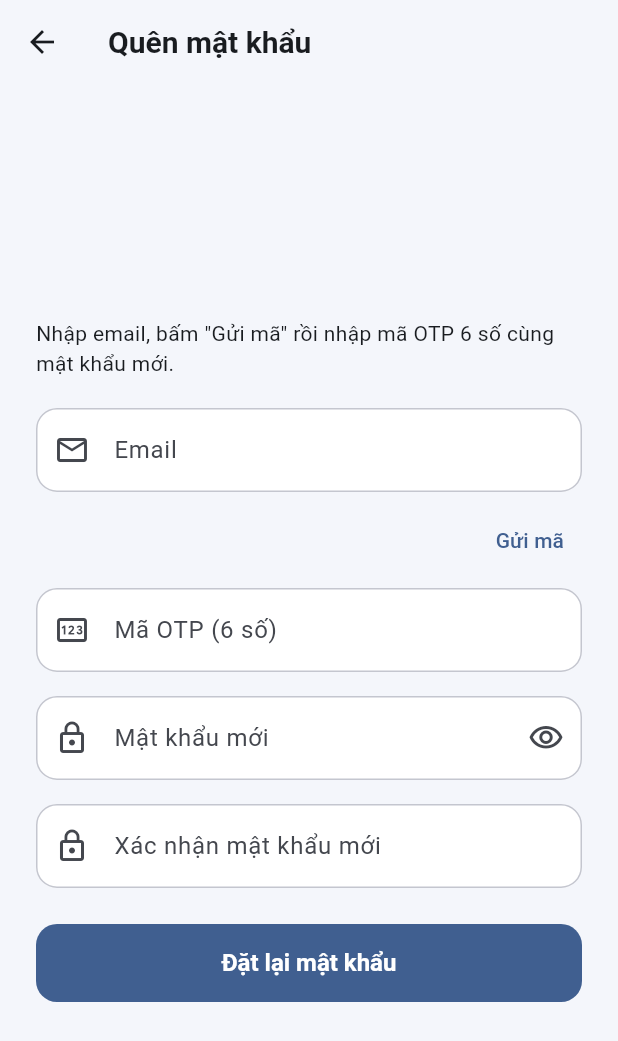
After one commit to Quoctrug1115/ElectronicsStore, a Flutter app: the screen it shows after launch, after a tap on "Quên mật khẩu?", on a phone screen of 412 x 824 dp. The commit adds this screen. Shown: the top 1041 px of the screen. Run offline on Flutter 3.47's test engine with Material 3 defaults, Android fonts, the phone set to English and light mode, and no system bars; our stand-ins replace flutter_riverpod, flutter_secure_storage, google_sign_in, image_picker; missing offline and left inert: flutter_facebook_auth.

Commit message:
feat(frontend): quên mật khẩu và xác thực email bằng OTP

```diff
--- /dev/null
+++ b/frontend/lib/screens/auth/email_otp_screen.dart
@@ -0,0 +1,279 @@
+import 'dart:async';
+
+import 'package:flutter/material.dart';
+
+import '../../services/auth_service.dart';
+import '../../widgets/error_banner.dart';
+import '../../widgets/top_notice.dart';
+
+enum OtpPurpose { resetPassword, verifyEmail }
+
+/// Màn OTP qua email dùng chung cho "Quên mật khẩu" và "Xác thực email".
+/// Pop về `true` khi hoàn tất.
+class EmailOtpScreen extends StatefulWidget {
+  const EmailOtpScreen({
+    super.key,
+    required this.purpose,
+    this.initialEmail,
+    this.otpAlreadySent = false,
+  });
+
+  final OtpPurpose purpose;
+  final String? initialEmail;
+
+  /// true khi server đã gửi OTP trước đó (ví dụ vừa đăng ký) nên chỉ cần nhập mã.
+  final bool otpAlreadySent;
+
+  @override
+  State<EmailOtpScreen> createState() => _EmailOtpScreenState();
+}
+
+class _EmailOtpScreenState extends State<EmailOtpScreen> {
+  static const _cooldownSeconds = 60;
+
+  final _formKey = GlobalKey<FormState>();
+  late final _emailController = TextEditingController(
+    text: widget.initialEmail,
+  );
+  final _otpController = TextEditingController();
+  final _passwordController = TextEditingController();
+  final _confirmController = TextEditingController();
+  final _authService = AuthService();
+
+  bool get _isReset => widget.purpose == OtpPurpose.resetPassword;
+
+  bool _isLoading = false;
+  bool _obscure = true;
+  String? _errorMessage;
+  String? _infoMessage;
+  int _cooldown = 0;
+  Timer? _timer;
+
+  @override
+  void initState() {
+    super.initState();
+    if (widget.otpAlreadySent) _startCooldown();
+  }
+
+  @override
+  void dispose() {
+    _timer?.cancel();
+    _emailController.dispose();
+    _otpController.dispose();
+    _passwordController.dispose();
+    _confirmController.dispose();
+    super.dispose();
+  }
+
+  void _startCooldown() {
+    _timer?.cancel();
+    setState(() => _cooldown = _cooldownSeconds);
+    _timer = Timer.periodic(const Duration(seconds: 1), (t) {
+      if (!mounted) return t.cancel();
+      setState(() => _cooldown--);
+      if (_cooldown <= 0) t.cancel();
+    });
+  }
+
+  String? _validateEmail(String? v) {
+    final value = v?.trim() ?? '';
+    if (value.isEmpty) return 'Vui lòng nhập email';
+    if (!emailRegex.hasMatch(value)) return 'Email không đúng định dạng';
+    return null;
+  }
+
+  Future<void> _guard(Future<void> Function() action) async {
+    FocusScope.of(context).unfocus();
+    setState(() {
+      _isLoading = true;
+      _errorMessage = null;
+      _infoMessage = null;
+    });
+    try {
+      await action();
+    } on ApiException catch (e) {
+      if (mounted) setState(() => _errorMessage = e.message);
+    } finally {
+      if (mounted) setState(() => _isLoading = false);
+    }
+  }
+
+  Future<void> _sendOtp() async {
+    final emailError = _validateEmail(_emailController.text);
+    if (emailError != null) {
+      setState(() => _errorMessage = emailError);
+      return;
+    }
+    await _guard(() async {
+      final email = _emailController.text.trim();
+      final msg = _isReset
+          ? await _authService.forgotPassword(email)
+          : await _authService.sendVerificationOtp(email);
+      if (!mounted) return;
+      setState(() => _infoMessage = msg);
+      _startCooldown();
+    });
+  }
+
+  Future<void> _submit() async {
+    if (!_formKey.currentState!.validate()) return;
+    await _guard(() async {
+      final email = _emailController.text.trim();
+      final otp = _otpController.text.trim();
+      final msg = _isReset
+          ? await _authService.resetPassword(
+              email: email,
+              otp: otp,
+              newPassword: _passwordController.text,
+              confirmNewPassword: _confirmController.text,
+            )
+          : await _authService.verifyEmail(email: email, otp: otp);
+      if (!mounted) return;
+      showTopNotice(context, msg);
+      Navigator.of(context).pop(true);
+    });
+  }
+
+  @override
+  Widget build(BuildContext context) {
+    final title = _isReset ? 'Quên mật khẩu' : 'Xác thực email';
+    return Scaffold(
+      appBar: AppBar(title: Text(title)),
+      body: SafeArea(
+        child: Center(
+          child: SingleChildScrollView(
+            padding: const EdgeInsets.all(24),
+            child: ConstrainedBox(
+              constraints: const BoxConstraints(maxWidth: 420),
+              child: Form(
+                key: _formKey,
+                child: Column(
+                  crossAxisAlignment: CrossAxisAlignment.stretch,
+                  children: [
+                    Text(
+                      _isReset
+                          ? 'Nhập email, bấm "Gửi mã" rồi nhập mã OTP 6 số cùng mật khẩu mới.'
+                          : 'Nhập mã OTP 6 số đã gửi tới email của bạn để kích hoạt tài khoản.',
+                      style: Theme.of(context).textTheme.bodyMedium,
+                    ),
+                    const SizedBox(height: 20),
+                    TextFormField(
+                      controller: _emailController,
+                      keyboardType: TextInputType.emailAddress,
+                      enabled: !_isLoading,
+                      decoration: const InputDecoration(
+                        labelText: 'Email',
+                        prefixIcon: Icon(Icons.email_outlined),
+                        border: OutlineInputBorder(),
+                      ),
+                      validator: _validateEmail,
+                    ),
+                    const SizedBox(height: 8),
+                    Align(
+                      alignment: Alignment.centerRight,
+                      child: TextButton(
+                        onPressed: (_isLoading || _cooldown > 0)
+                            ? null
+                            : _sendOtp,
+                        child: Text(
+                          _cooldown > 0
+                              ? 'Gửi lại mã sau ${_cooldown}s'
+                              : (widget.otpAlreadySent || _infoMessage != null
+                                    ? 'Gửi lại mã'
+                                    : 'Gửi mã'),
+                        ),
+                      ),
+                    ),
+                    const SizedBox(height: 8),
+                    TextFormField(
+                      controller: _otpController,
+                      keyboardType: TextInputType.number,
+                      maxLength: 6,
+                      enabled: !_isLoading,
+                      decoration: const InputDecoration(
+                        labelText: 'Mã OTP (6 số)',
+                        prefixIcon: Icon(Icons.pin_outlined),
+                        border: OutlineInputBorder(),
+                        counterText: '',
+                      ),
+                      validator: (v) =>
+                          RegExp(r'^\d{6}$').hasMatch(v?.trim() ?? '')
+                          ? null
+                          : 'Mã OTP phải gồm đúng 6 chữ số',
+                    ),
+                    if (_isReset) ...[
+                      const SizedBox(height: 16),
+                      TextFormField(
+                        controller: _passwordController,
+                        obscureText: _obscure,
+                        enabled: !_isLoading,
+                        decoration: InputDecoration(
+                          labelText: 'Mật khẩu mới',
+                          prefixIcon: const Icon(Icons.lock_outline),
+                          border: const OutlineInputBorder(),
+                          suffixIcon: IconButton(
+                            icon: Icon(
+                              _obscure
+                                  ? Icons.visibility_outlined
+                                  : Icons.visibility_off_outlined,
+                            ),
+                            onPressed: () =>
+                                setState(() => _obscure = !_obscure),
+                          ),
+                        ),
+                        validator: (v) => (v == null || v.length < 6)
+                            ? 'Mật khẩu mới tối thiểu 6 ký tự'
+                            : null,
+                      ),
+                      const SizedBox(height: 16),
+                      TextFormField(
+                        controller: _confirmController,
+                        obscureText: _obscure,
+                        enabled: !_isLoading,
+                        decoration: const InputDecoration(
+                          labelText: 'Xác nhận mật khẩu mới',
+                          prefixIcon: Icon(Icons.lock_outline),
+                          border: OutlineInputBorder(),
+                        ),
+                        validator: (v) => v != _passwordController.text
+                            ? 'Xác nhận mật khẩu không khớp'
+                            : null,
+                      ),
+                    ],
+                    if (_infoMessage != null) ...[
+                      const SizedBox(height: 16),
+                      Text(
+                        _infoMessage!,
+                        style: TextStyle(color: Colors.green.shade800),
+                      ),
+                    ],
+                    if (_errorMessage != null) ...[
+                      const SizedBox(height: 16),
+                      ErrorBanner(message: _errorMessage!),
+                    ],
+                    const SizedBox(height: 24),
+                    FilledButton(
+                      onPressed: _isLoading ? null : _submit,
+                      style: FilledButton.styleFrom(
+                        minimumSize: const Size.fromHeight(52),
+                      ),
+                      child: _isLoading
+                          ? const SizedBox(
+                              width: 22,
+                              height: 22,
+                              child: CircularProgressIndicator(
+                                strokeWidth: 2.5,
+                              ),
+                            )
+                          : Text(_isReset ? 'Đặt lại mật khẩu' : 'Xác thực'),
+                    ),
+                  ],
+                ),
+              ),
+            ),
+          ),
+        ),
+      ),
+    );
+  }
+}
--- a/frontend/lib/screens/auth/login_screen.dart
+++ b/frontend/lib/screens/auth/login_screen.dart
@@ -9,7 +9,9 @@ import '../../services/zalo_auth_service.dart';
 import '../../widgets/error_banner.dart';
 import '../home/admin_home.dart';
 import '../home/member_home.dart';
+import 'email_otp_screen.dart';
 import 'register_screen.dart';
+import '../../widgets/top_notice.dart';
 
 class LoginScreen extends StatefulWidget {
   const LoginScreen({super.key, this.authService});
@@ -70,9 +72,8 @@ class _LoginScreenState extends State<LoginScreen> {
     final Widget home = result.user.roles.contains('Admin')
         ? const AdminHome()
         : MemberHome();
-    Navigator.of(context).pushReplacement(
-      MaterialPageRoute(builder: (_) => home),
-    );
+    Navigator.of(context)
+        .pushReplacement(MaterialPageRoute(builder: (_) => home));
   }
 
   Future<void> _googleSignIn() async {
@@ -139,12 +140,30 @@ class _LoginScreenState extends State<LoginScreen> {
     if (registeredEmail != null && mounted) {
       _emailController.text = registeredEmail;
       _passwordController.clear();
-      ScaffoldMessenger.of(context).showSnackBar(
-        const SnackBar(
-          content: Text('Đăng ký thành công! Vui lòng đăng nhập.'),
+      showTopNotice(context, 'Đăng ký thành công! Vui lòng xác thực email rồi đăng nhập.');
+      // Backend đã gửi OTP lúc đăng ký; xác thực là tùy chọn (đăng nhập không bị chặn).
+      await Navigator.of(context).push<bool>(
+        MaterialPageRoute(
+          builder: (_) => EmailOtpScreen(
+            purpose: OtpPurpose.verifyEmail,
+            initialEmail: registeredEmail,
+            otpAlreadySent: true,
+          ),
         ),
       );
     }
+  }
+
+  Future<void> _openForgotPassword() async {
+    final done = await Navigator.of(context).push<bool>(
+      MaterialPageRoute(
+        builder: (_) => EmailOtpScreen(
+          purpose: OtpPurpose.resetPassword,
+          initialEmail: _emailController.text.trim(),
+        ),
+      ),
+    );
+    if (done == true && mounted) _passwordController.clear();
   }
 
   @override
@@ -245,11 +264,18 @@ class _LoginScreenState extends State<LoginScreen> {
                           ? 'Vui lòng nhập mật khẩu'
                           : null,
                     ),
+                    Align(
+                      alignment: Alignment.centerRight,
+                      child: TextButton(
+                        onPressed: _isLoading ? null : _openForgotPassword,
+                        child: const Text('Quên mật khẩu?'),
+                      ),
+                    ),
                     if (_errorMessage != null) ...[
-                      const SizedBox(height: 16),
+                      const SizedBox(height: 8),
                       ErrorBanner(message: _errorMessage!),
                     ],
-                    const SizedBox(height: 24),
+                    const SizedBox(height: 16),
                     FilledButton(
                       onPressed: _isLoading ? null : _submit,
                       style: FilledButton.styleFrom(
```
